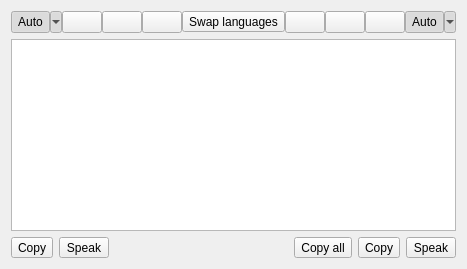
crow-translate/crow-translate, file src/popupwindow.ui: the form before one commit.
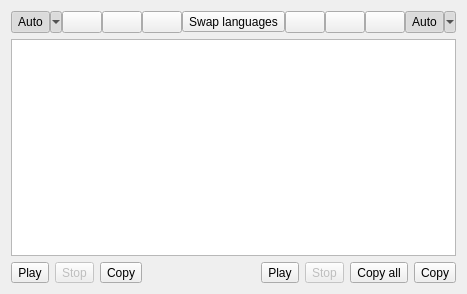
The form after the commit. Icons and pictures are not drawn.

Commit message: Add the ability to stop and pause text * The "Say" button is renamed to "Play", that also can pause text * Added button to stop text playback with shortcut * Improved code quality

The edit to the form file:
```diff
--- a/src/popupwindow.ui
+++ b/src/popupwindow.ui
@@ -2,6 +2,14 @@
 <ui version="4.0">
  <class>PopupWindow</class>
  <widget class="QWidget" name="PopupWindow">
+  <property name="geometry">
+   <rect>
+    <x>0</x>
+    <y>0</y>
+    <width>453</width>
+    <height>294</height>
+   </rect>
+  </property>
   <property name="windowTitle">
    <string notr="true">Crow Translate</string>
   </property>
@@ -237,7 +245,44 @@
    <item>
     <layout class="QHBoxLayout" name="buttomLayout">
      <item>
-      <widget class="QToolButton" name="sourceCopyButton">
+      <widget class="QToolButton" name="playSourceButton">
+       <property name="toolTip">
+        <string>Play / pause the source text</string>
+       </property>
+       <property name="text">
+        <string>Play</string>
+       </property>
+       <property name="icon">
+        <iconset theme="media-playback-start">
+         <normaloff>.</normaloff>.</iconset>
+       </property>
+       <property name="toolButtonStyle">
+        <enum>Qt::ToolButtonFollowStyle</enum>
+       </property>
+      </widget>
+     </item>
+     <item>
+      <widget class="QToolButton" name="stopSourceButton">
+       <property name="enabled">
+        <bool>false</bool>
+       </property>
+       <property name="toolTip">
+        <string>Stop source playback</string>
+       </property>
+       <property name="text">
+        <string>Stop</string>
+       </property>
+       <property name="icon">
+        <iconset theme="media-playback-stop">
+         <normaloff>.</normaloff>.</iconset>
+       </property>
+       <property name="toolButtonStyle">
+        <enum>Qt::ToolButtonFollowStyle</enum>
+       </property>
+      </widget>
+     </item>
+     <item>
+      <widget class="QToolButton" name="copySourceButton">
        <property name="toolTip">
         <string>Copy the source text to the clipboard</string>
        </property>
@@ -253,23 +298,6 @@
        </property>
       </widget>
      </item>
-     <item>
-      <widget class="QToolButton" name="sourceSayButton">
-       <property name="toolTip">
-        <string>Speak the source text</string>
-       </property>
-       <property name="text">
-        <string>Speak</string>
-       </property>
-       <property name="icon">
-        <iconset theme="text-speak">
-         <normaloff>.</normaloff>.</iconset>
-       </property>
-       <property name="toolButtonStyle">
-        <enum>Qt::ToolButtonFollowStyle</enum>
-       </property>
-      </widget>
-     </item>
      <item>
       <spacer name="buttomSpacer">
        <property name="orientation">
@@ -284,7 +312,44 @@
       </spacer>
      </item>
      <item>
-      <widget class="QToolButton" name="translationCopyAllButton">
+      <widget class="QToolButton" name="playTranslationButton">
+       <property name="toolTip">
+        <string>Play / pause the translation</string>
+       </property>
+       <property name="text">
+        <string>Play</string>
+       </property>
+       <property name="icon">
+        <iconset theme="media-playback-start">
+         <normaloff>.</normaloff>.</iconset>
+       </property>
+       <property name="toolButtonStyle">
+        <enum>Qt::ToolButtonFollowStyle</enum>
+       </property>
+      </widget>
+     </item>
+     <item>
+      <widget class="QToolButton" name="stopTranslationButton">
+       <property name="enabled">
+        <bool>false</bool>
+       </property>
+       <property name="toolTip">
+        <string>Stop translation playback</string>
+       </property>
+       <property name="text">
+        <string>Stop</string>
+       </property>
+       <property name="icon">
+        <iconset theme="media-playback-stop">
+         <normaloff>.</normaloff>.</iconset>
+       </property>
+       <property name="toolButtonStyle">
+        <enum>Qt::ToolButtonFollowStyle</enum>
+       </property>
+      </widget>
+     </item>
+     <item>
+      <widget class="QToolButton" name="copyAllTranslationButton">
        <property name="toolTip">
         <string>Copy all translation data to the clipboard</string>
        </property>
@@ -317,23 +382,6 @@
        </property>
       </widget>
      </item>
-     <item>
-      <widget class="QToolButton" name="translationSayButton">
-       <property name="toolTip">
-        <string>Speak the translation text</string>
-       </property>
-       <property name="text">
-        <string>Speak</string>
-       </property>
-       <property name="icon">
-        <iconset theme="text-speak">
-         <normaloff>.</normaloff>.</iconset>
-       </property>
-       <property name="toolButtonStyle">
-        <enum>Qt::ToolButtonFollowStyle</enum>
-       </property>
-      </widget>
-     </item>
     </layout>
    </item>
   </layout>
```
Left out of the diff: 18 changed lines with no effect on the pictures. The commit also changes 12 other files.
